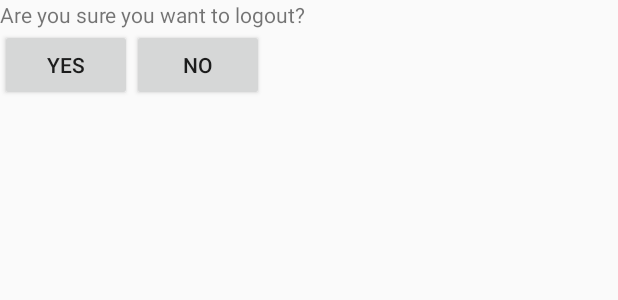
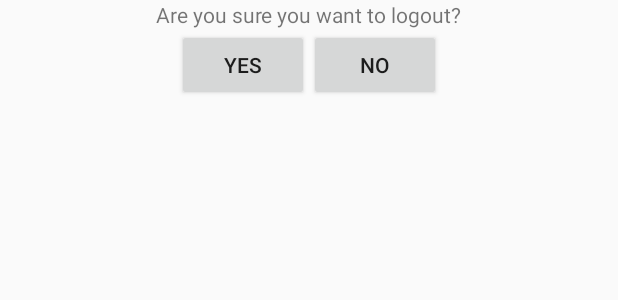
Before and after one commit to CEDEUS/STRIDE-native-android, an Android app: the layout confir_logout.xml on its own in the app's theme, with its tools: preview values and no code run, on a phone screen of 412 x 824 dp. Shown: the top 300 px of the screen. Run offline under Robolectric (Android 15) with nearby library versions, the phone set to English and light mode, and no system bars.

```diff
--- a/app/src/main/java/com/example/oscarplaza/stride/Categorymodal.java
+++ b/app/src/main/java/com/example/oscarplaza/stride/Categorymodal.java
@@ -71,7 +71,6 @@ public class Categorymodal {
                 break;
             case 4:
                 output="All is bad!";
-
                 break;
             case 5:
                 output="Other";
--- a/app/src/main/java/com/example/oscarplaza/stride/ConfigOrNotSend.java
+++ b/app/src/main/java/com/example/oscarplaza/stride/ConfigOrNotSend.java
@@ -44,6 +44,7 @@ public class ConfigOrNotSend {
                 .setHeader(R.layout.header2)
                 .setFooter(R.layout.footer2)
                 .setGravity(Gravity.CENTER)
+
 
                 .setExpanded(true)  // This will enable the expand feature, (similar to android L share dialog)
                 .create();
--- a/app/src/main/java/com/example/oscarplaza/stride/ConfirLogout.java
+++ b/app/src/main/java/com/example/oscarplaza/stride/ConfirLogout.java
@@ -35,6 +35,7 @@ public class ConfirLogout {
                 dialog.dismiss();
             }
         });
+        dialog.show();
 
 
 
--- a/app/src/main/res/layout/confir_logout.xml
+++ b/app/src/main/res/layout/confir_logout.xml
@@ -1,11 +1,16 @@
 <?xml version="1.0" encoding="utf-8"?>
-<android.support.constraint.ConstraintLayout
+<LinearLayout
     xmlns:android="http://schemas.android.com/apk/res/android" android:layout_width="match_parent"
-    android:layout_height="match_parent">
+    android:layout_height="match_parent"
+    android:orientation="vertical"
+    android:gravity="center_horizontal"
+    android:layout_gravity='center_horizontal'>
     <LinearLayout
         android:layout_width="wrap_content"
         android:layout_height="wrap_content"
-        android:orientation="vertical">
+        android:orientation="vertical"
+        android:gravity="center_horizontal"
+        android:layout_gravity='center'>
         <TextView
             android:layout_width="wrap_content"
             android:layout_height="wrap_content"
@@ -26,5 +31,4 @@
         </LinearLayout>
 
     </LinearLayout>
-
-</android.support.constraint.ConstraintLayout>
+</LinearLayout>
--- a/app/src/main/res/layout/header2.xml
+++ b/app/src/main/res/layout/header2.xml
@@ -18,7 +18,7 @@
         android:textSize="12sp"
 
         android:paddingLeft="75dp"
-        android:text="Save Data?" />
+        android:text="@string/save_data" />
 
 </LinearLayout>
 
--- a/app/src/main/res/values/strings.xml
+++ b/app/src/main/res/values/strings.xml
@@ -65,4 +65,8 @@
     <string name="yes">YES</string>
     <string name="no">NO</string>
     <string name="change_idioms">Change idioms</string>
+    <string name="save_data">Save Data?</string>
+    <string name="english">english</string>
+    <string name="spanish">spanish</string>
+    <string name="my_statistics">My Statistics</string>
 </resources>
```
Also changed, not shown: app/src/main/java/com/example/oscarplaza/stride/MainActivity.java (+26 -2 lines), app/src/main/java/com/example/oscarplaza/stride/TabBFragment.java (+18 -1 lines), app/src/main/java/com/example/oscarplaza/stride/ViewDialog.java (+26 -4 lines), app/src/main/res/layout/content_dialogchosenidioms.xml (+38 -5 lines).
